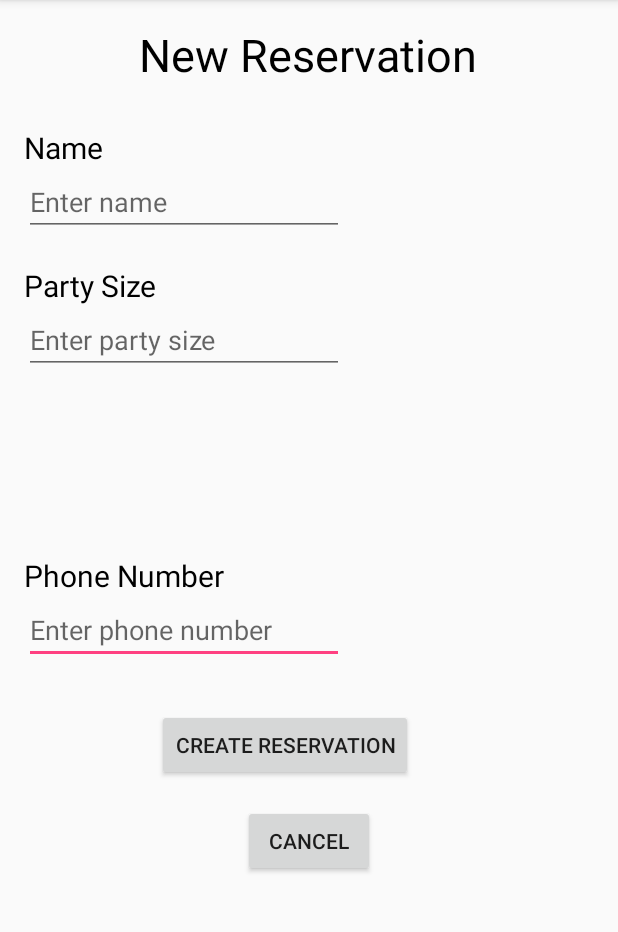
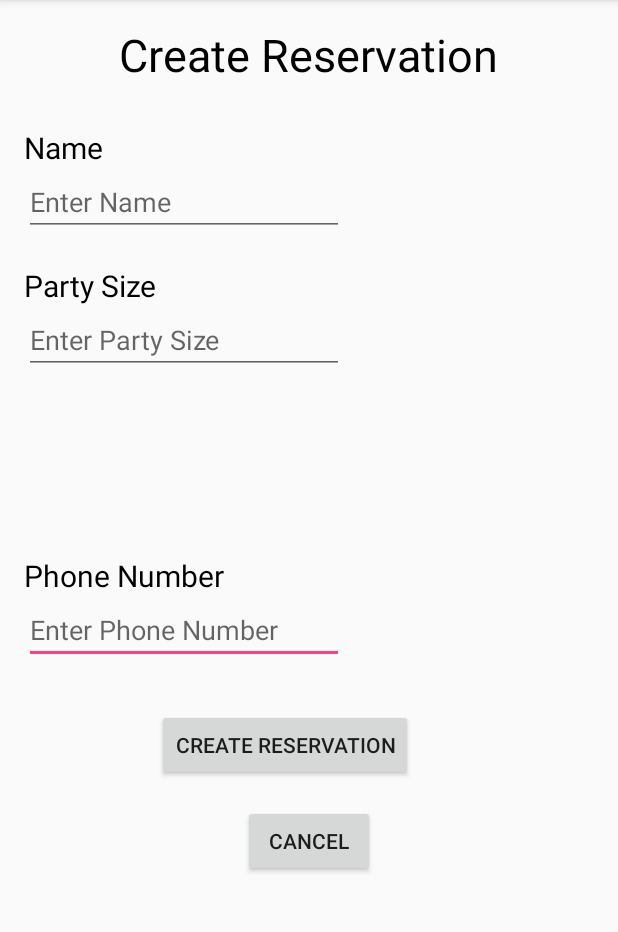
Before and after one commit to umdcs/restaurantPagingApp, an Android app: the screen it shows after launch (CreateReservationActivity), after a tap on "MAKE RES", on a phone screen of 412 x 824 dp, the part 84-1016 px from its top. Run offline under Robolectric (Android 15) with nearby library versions, the phone set to English and light mode, and no system bars.

Commit message:
Changed hardcoded text into string resources

```diff
--- a/Android/RestaurantPagingApp/app/src/main/java/edu/umn/d/restaurantpagingapp/CreateReservationActivity.java
+++ b/Android/RestaurantPagingApp/app/src/main/java/edu/umn/d/restaurantpagingapp/CreateReservationActivity.java
@@ -41,13 +41,13 @@ public class CreateReservationActivity extends AppCompatActivity {
 
             //Display message indicating that more info is needed
             TextView enterInfoMessage = (TextView) findViewById(R.id.enterInfoMessage);
-            enterInfoMessage.setText("Please enter all information.");
+            enterInfoMessage.setText(R.string.empty_field_error);
         }
         else if (phoneNumEditText.getText().toString().length() < 10) {
 
             //Display message indicating that an invalid phone number was entered
             TextView enterInfoMessage = (TextView) findViewById(R.id.enterInfoMessage);
-            enterInfoMessage.setText("Please enter a valid phone number.");
+            enterInfoMessage.setText(R.string.invalid_phone_error);
         }
         else {
 
--- a/Android/RestaurantPagingApp/app/src/main/res/layout/activity_create_reservation.xml
+++ b/Android/RestaurantPagingApp/app/src/main/res/layout/activity_create_reservation.xml
@@ -11,7 +11,7 @@
     tools:context="edu.umn.d.restaurantpagingapp.CreateReservationActivity">
 
     <TextView
-        android:text="New Reservation"
+        android:text="@string/create_reservation"
         android:layout_width="wrap_content"
         android:layout_height="wrap_content"
         android:id="@+id/title"
@@ -21,7 +21,7 @@
         android:textColor="@color/Black"/>
 
     <TextView
-        android:text="Name"
+        android:text="@string/name"
         android:layout_width="wrap_content"
         android:layout_height="wrap_content"
         android:layout_below="@+id/title"
@@ -33,7 +33,7 @@
         android:textSize="20dp"/>
 
     <TextView
-        android:text="Party Size"
+        android:text="@string/party_size"
         android:layout_width="wrap_content"
         android:layout_height="wrap_content"
         android:layout_below="@+id/nameEditText"
@@ -50,7 +50,7 @@
         android:inputType="number"
         android:ems="10"
         android:id="@+id/phoneNumEditTest"
-        android:hint="Enter phone number"
+        android:hint="@string/phone_number_field"
         android:layout_below="@+id/phoneNumLabel"
         android:layout_alignParentLeft="true"
         android:layout_alignParentStart="true"
@@ -62,7 +62,7 @@
         android:inputType="number"
         android:ems="10"
         android:id="@+id/partySizeEditText"
-        android:hint="Enter party size"
+        android:hint="@string/party_size_field"
         android:layout_below="@+id/partySizeLabel"
         android:layout_alignParentLeft="true"
         android:layout_alignParentStart="true" />
@@ -73,13 +73,13 @@
         android:inputType="textPersonName"
         android:ems="10"
         android:id="@+id/nameEditText"
-        android:hint="Enter name"
+        android:hint="@string/name_field"
         android:layout_below="@+id/nameLabel"
         android:layout_alignParentLeft="true"
         android:layout_alignParentStart="true" />
 
     <TextView
-        android:text="Phone Number"
+        android:text="@string/phone_number"
         android:layout_width="wrap_content"
         android:layout_height="wrap_content"
         android:id="@+id/phoneNumLabel"
@@ -90,7 +90,7 @@
         android:layout_alignParentStart="true" />
 
     <Button
-        android:text="Create Reservation"
+        android:text="@string/create_reservation"
         android:layout_width="wrap_content"
         android:layout_height="wrap_content"
         android:layout_marginTop="30dp"
@@ -109,7 +109,7 @@
         android:textColor="@color/Red"/>
 
     <Button
-        android:text="Cancel"
+        android:text="@string/cancel"
         android:layout_width="wrap_content"
         android:layout_height="wrap_content"
         android:layout_below="@+id/createReservationButton"
--- a/Android/RestaurantPagingApp/app/src/main/res/layout/activity_main.xml
+++ b/Android/RestaurantPagingApp/app/src/main/res/layout/activity_main.xml
@@ -12,7 +12,7 @@
 
 
     <Button
-        android:text="Make Res"
+        android:text="@string/make_res"
         android:layout_width="wrap_content"
         android:layout_height="wrap_content"
         android:id="@+id/makeReservation"
@@ -21,7 +21,7 @@
         android:layout_centerHorizontal="true" />
 
     <Button
-        android:text="To Seated"
+        android:text="@string/to_seated"
         android:layout_width="wrap_content"
         android:layout_height="wrap_content"
         android:id="@+id/moveToSeated"
@@ -32,7 +32,7 @@
         android:layout_alignEnd="@+id/makeReservation" />
 
     <Button
-        android:text="Sort"
+        android:text="@string/sort"
         android:layout_width="wrap_content"
         android:layout_height="wrap_content"
         android:id="@+id/sort"
--- a/Android/RestaurantPagingApp/app/src/main/res/menu/context_menu.xml
+++ b/Android/RestaurantPagingApp/app/src/main/res/menu/context_menu.xml
@@ -1,5 +1,5 @@
 <?xml version="1.0" encoding="utf-8"?>
 <menu xmlns:android="http://schemas.android.com/apk/res/android">
-    <item android:id="@+id/edit" android:title="Edit"/>
-    <item android:id="@+id/delete" android:title="Delete"/>
+    <item android:id="@+id/edit" android:title="@string/edit"/>
+    <item android:id="@+id/delete" android:title="@string/delete"/>
 </menu>
--- a/Android/RestaurantPagingApp/app/src/main/res/values/strings.xml
+++ b/Android/RestaurantPagingApp/app/src/main/res/values/strings.xml
@@ -1,3 +1,24 @@
 <resources>
     <string name="app_name">Restaurant Paging App</string>
+    <string name="edit">Edit</string>
+    <string name="delete">Delete</string>
+    <string name="create_reservation">Create Reservation</string>
+    <string name="party_size">Party Size</string>
+    <string name="phone_number">Phone Number</string>
+    <string name="party_size_field">Enter Party Size</string>
+    <string name="phone_number_field">Enter Phone Number</string>
+    <string name="cancel">Cancel</string>
+    <string name="make_res">Make Res</string>
+    <string name="sort">Sort</string>
+    <string name="to_seated">To Seated</string>
+    <string name="name">Name</string>
+    <string name="name_field">Enter Name</string>
+
+    <string name="empty_field_error">Please enter all information.</string>
+    <string name="invalid_phone_error">Please enter a valid phone number.</string>
+
+
+
+
+
 </resources>
```
